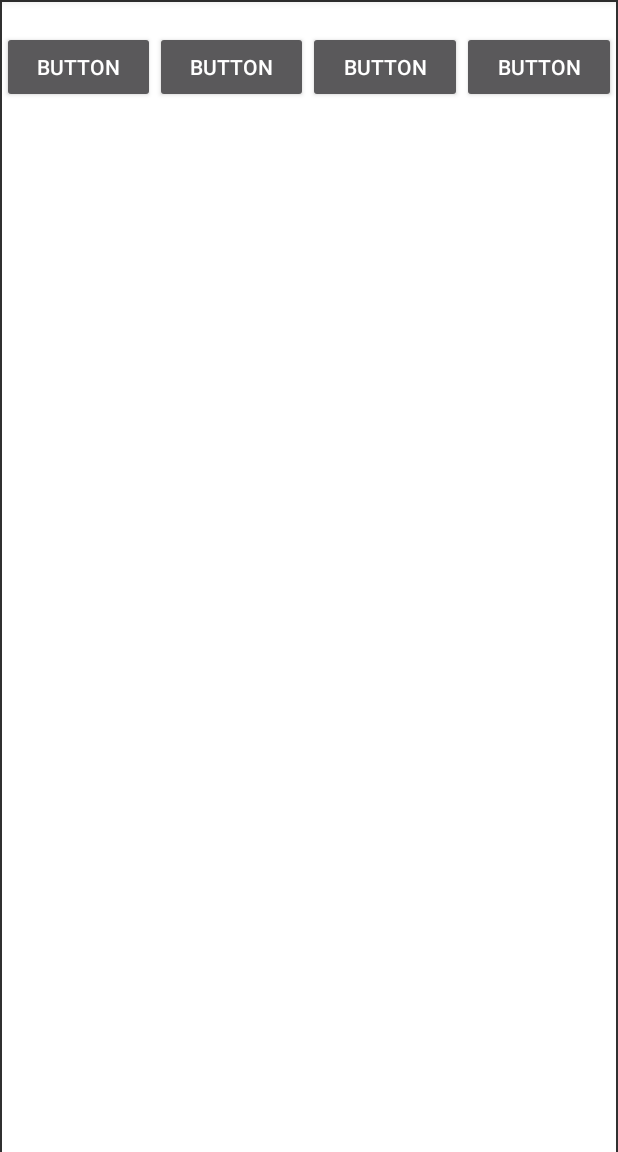
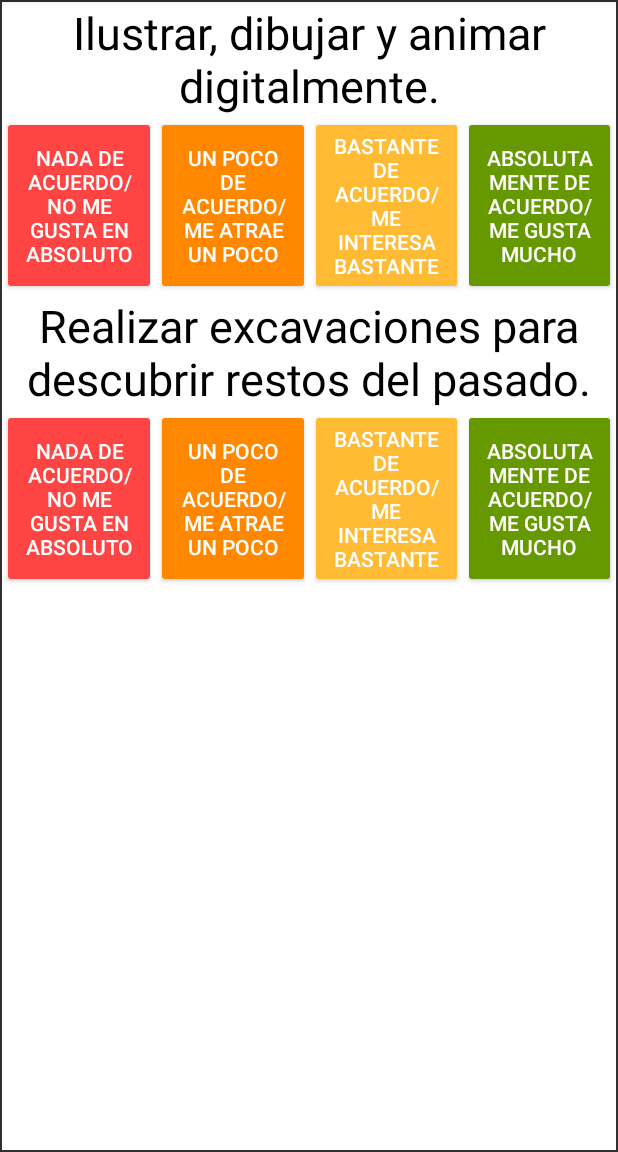
Before and after one commit to adrianrs2510/EscolaVision, an Android app built with Jetpack Compose: the screen it shows after launch (ScrollView), after a tap on "COMENZAR TEST", on a phone screen of 412 x 824 dp, the part 84-1236 px from its top. Run offline under Robolectric (Android 15) with nearby library versions, the phone set to English and light mode, and no system bars; 4 statements that could not run were skipped.

Commit message:
cositas2

```diff
--- a/app/src/main/java/com/example/testescolavision/ScrollView.java
+++ b/app/src/main/java/com/example/testescolavision/ScrollView.java
@@ -3,12 +3,90 @@ package com.example.testescolavision;
 import androidx.appcompat.app.AppCompatActivity;
 
 import android.os.Bundle;
+import android.util.Log;
+import android.view.View;
+import android.widget.Button;
+import android.widget.Toast;
 
 public class ScrollView extends AppCompatActivity {
+    private Button mboton3;
+    private Button[] botones = {
 
+
+
+    };
+    int area1;
+    int area2;
+    int area3;
+    int area4;
+    int area5;
+    public static int[] botonesId = {
+            R.id.button1,
+            R.id.button2,
+            R.id.button3,
+    };
+
+    private static final String TAG = "ScrollView";
     @Override
     protected void onCreate(Bundle savedInstanceState) {
         super.onCreate(savedInstanceState);
         setContentView(R.layout.scrollview);
+       for (int idBoton : botonesId){
+           if (i == 0 || ){
+               area1
+           }
+       }
+
+        mboton3 = (Button) findViewById(R.id.button3);
+        mboton3.setOnClickListener(new View.OnClickListener() {
+            @Override
+            public void onClick(View v) {
+                area1 += 0;
+                Log.d(TAG, "+0");
+            }
+        });
+
+        mboton2 = (Button) findViewById(R.id.button2);
+        mboton2.setOnClickListener(new View.OnClickListener() {
+            @Override
+            public void onClick(View v) {
+
+            }
+        });
+
+        private void addValueAnswer(int answerValue) {
+            switch (botonesId){
+                case 1: area1 += answerValue;
+                case 2: area2 += answerValue;
+                case 3: area3 += answerValue;
+                case 4: area4 += answerValue;
+                case 5: area5 += answerValue;
+                case 6: area1 += answerValue;
+                case 7: area2 += answerValue;
+                case 8: area3 += answerValue;
+                case 9: area4 += answerValue;
+                case 10: area5 += answerValue;
+                case 11: area1 += answerValue;
+                case 12: area2 += answerValue;
+                case 13: area3 += answerValue;
+                case 14: area4 += answerValue;
+                case 15: area5 += answerValue;
+                case 16: area1 += answerValue;
+                case 17: area2 += answerValue;
+                case 18: area3 += answerValue;
+                case 19: area4 += answerValue;
+                case 20: area5 += answerValue;
+                case 21: area1 += answerValue;
+                case 22: area2 += answerValue;
+                case 23: area3 += answerValue;
+                case 24: area4 += answerValue;
+                case 25: area5 += answerValue;
+                case 26: area1 += answerValue;
+                case 27: area2 += answerValue;
+                case 28: area3 += answerValue;
+                case 29: area4 += answerValue;
+                case 30: area5 += answerValue;
+            }
+        }
     }
 }
--- a/app/src/main/res/layout/activity_scroll_view.xml
+++ /dev/null
@@ -1,9 +0,0 @@
-<?xml version="1.0" encoding="utf-8"?>
-<androidx.constraintlayout.widget.ConstraintLayout xmlns:android="http://schemas.android.com/apk/res/android"
-    xmlns:app="http://schemas.android.com/apk/res-auto"
-    xmlns:tools="http://schemas.android.com/tools"
-    android:layout_width="match_parent"
-    android:layout_height="match_parent"
-    tools:context=".ScrollView">
-
-</androidx.constraintlayout.widget.ConstraintLayout>
--- a/app/src/main/res/layout/inicio.xml
+++ b/app/src/main/res/layout/inicio.xml
@@ -13,20 +13,22 @@
 
         <ImageView
             android:id="@+id/imageView"
-            android:layout_width="212dp"
-            android:layout_height="296dp"
-            tools:srcCompat="@tools:sample/avatars" />
+            android:layout_width="match_parent"
+            android:layout_height="387dp"
+            app:srcCompat="@mipmap/ic_icono_foreground" />
 
         <TextView
             android:id="@+id/textView"
-            android:layout_width="295dp"
+            android:layout_width="421dp"
             android:layout_height="92dp"
+            android:gravity="center"
             android:text="@string/app_name"
+            android:textAlignment="center"
             android:textSize="50dp" />
 
         <Button
             android:id="@+id/buttonInicio"
-            android:layout_width="185dp"
+            android:layout_width="match_parent"
             android:layout_height="63dp"
             android:background="@android:color/holo_blue_dark"
             android:text="Comenzar test" />
--- a/app/src/main/res/layout/scrollview.xml
+++ b/app/src/main/res/layout/scrollview.xml
@@ -11,6 +11,7 @@
         android:layout_marginStart="1dp"
         android:layout_marginTop="1dp"
         android:layout_marginEnd="1dp"
+        android:layout_marginBottom="1dp"
         android:background="@color/white"
         app:layout_constraintBottom_toBottomOf="parent"
         app:layout_constraintEnd_toEndOf="parent"
@@ -25,10 +26,14 @@
             android:orientation="vertical">
 
             <TextView
-                android:id="@+id/textView5"
+                android:id="@+id/textView1"
                 android:layout_width="match_parent"
-                android:layout_height="match_parent"
-                android:text="TextView" />
+                android:layout_height="wrap_content"
+                android:layout_weight="1"
+                android:text="@string/question_text_1"
+                android:textAlignment="center"
+                android:textColor="@android:color/black"
+                android:textSize="30sp" />
 
             <LinearLayout
                 android:layout_width="match_parent"
@@ -37,32 +42,86 @@
 
                 <Button
                     android:id="@+id/button1"
-                    android:layout_width="wrap_content"
-                    android:layout_height="wrap_content"
+                    android:layout_width="match_parent"
+                    android:layout_height="match_parent"
                     android:layout_weight="1"
-                    android:text="Button" />
+                    android:backgroundTint="@android:color/holo_red_light"
+                    android:text="@string/button1" />
 
                 <Button
                     android:id="@+id/button2"
-                    android:layout_width="wrap_content"
-                    android:layout_height="wrap_content"
+                    android:layout_width="match_parent"
+                    android:layout_height="match_parent"
                     android:layout_weight="1"
-                    android:text="Button" />
+                    android:backgroundTint="@android:color/holo_orange_dark"
+                    android:text="@string/button2" />
 
                 <Button
                     android:id="@+id/button3"
-                    android:layout_width="wrap_content"
-                    android:layout_height="wrap_content"
+                    android:layout_width="match_parent"
+                    android:layout_height="match_parent"
                     android:layout_weight="1"
-                    android:text="Button" />
+                    android:backgroundTint="@android:color/holo_orange_light"
+                    android:text="@string/button3" />
 
                 <Button
                     android:id="@+id/button4"
-                    android:layout_width="wrap_content"
-                    android:layout_height="wrap_content"
+                    android:layout_width="match_parent"
+                    android:layout_height="match_parent"
                     android:layout_weight="1"
-                    android:text="Button" />
+                    android:backgroundTint="@android:color/holo_green_dark"
+                    android:text="@string/button4" />
             </LinearLayout>
+
+            <TextView
+                android:id="@+id/textView2"
+                android:layout_width="match_parent"
+                android:layout_height="wrap_content"
+                android:layout_weight="1"
+                android:text="@string/question_text_2"
+                android:textAlignment="center"
+                android:textColor="@android:color/black"
+                android:textSize="30sp" />
+
+            <LinearLayout
+                android:layout_width="match_parent"
+                android:layout_height="match_parent"
+                android:layout_weight="1"
+                android:orientation="horizontal">
+
+                <Button
+                    android:id="@+id/button5"
+                    android:layout_width="match_parent"
+                    android:layout_height="match_parent"
+                    android:layout_weight="1"
+                    android:backgroundTint="@android:color/holo_red_light"
+                    android:text="@string/button1" />
+
+                <Button
+                    android:id="@+id/button6"
+                    android:layout_width="match_parent"
+                    android:layout_height="match_parent"
+                    android:layout_weight="1"
+                    android:backgroundTint="@android:color/holo_orange_dark"
+                    android:text="@string/button2" />
+
+                <Button
+                    android:id="@+id/button7"
+                    android:layout_width="match_parent"
+                    android:layout_height="match_parent"
+                    android:layout_weight="1"
+                    android:backgroundTint="@android:color/holo_orange_light"
+                    android:text="@string/button3" />
+
+                <Button
+                    android:id="@+id/button8"
+                    android:layout_width="match_parent"
+                    android:layout_height="match_parent"
+                    android:layout_weight="1"
+                    android:backgroundTint="@android:color/holo_green_dark"
+                    android:text="@string/button4" />
+            </LinearLayout>
+
         </LinearLayout>
     </ScrollView>
 
```
